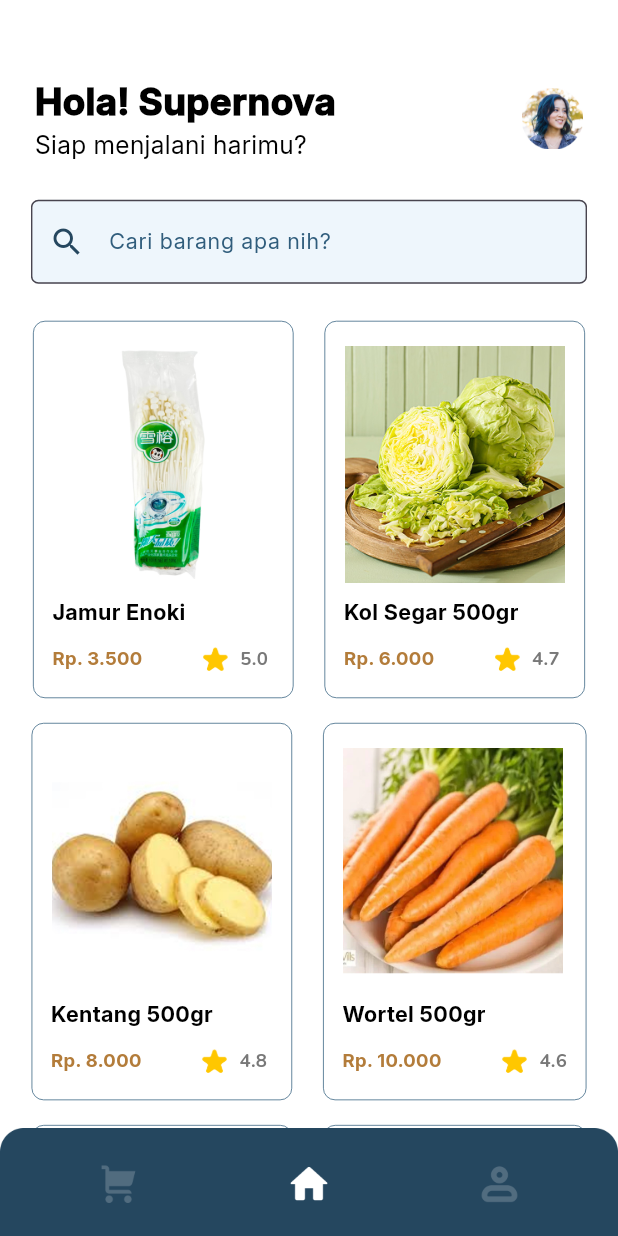
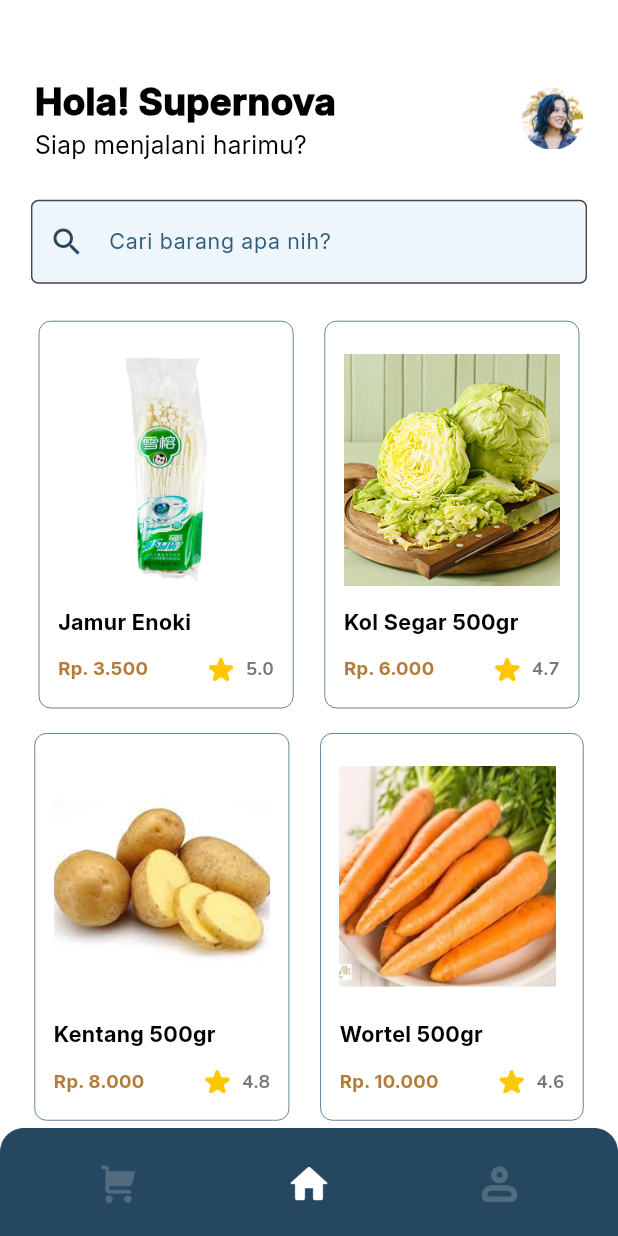
Before and after one commit to karehaa/basic-shop, a Flutter app: the ShopPage screen opened directly, on a phone screen of 412 x 824 dp. Run offline on Flutter 3.47's test engine with Material 3 defaults, Android fonts, the phone set to English and light mode, and no system bars.

Commit message:
Initialization Item Page

```diff
--- /dev/null
+++ b/lib/pages/shop/item_page.dart
@@ -0,0 +1,22 @@
+import 'package:basic_shop1/themes/color_pallete.dart';
+import 'package:flutter/material.dart';
+
+class ItemPage extends StatefulWidget {
+  const ItemPage({super.key});
+
+  @override
+  State<ItemPage> createState() => _ItemPageState();
+}
+
+class _ItemPageState extends State<ItemPage> {
+  @override
+  Widget build(BuildContext context) {
+    return const Scaffold(
+      backgroundColor: ColorPallete.white,
+      body: SafeArea(
+          child: Column(
+        children: [Text("data")],
+      )),
+    );
+  }
+}
--- a/lib/pages/shop/shop_page.dart
+++ b/lib/pages/shop/shop_page.dart
@@ -1,3 +1,4 @@
+import 'package:basic_shop1/pages/shop/item_page.dart';
 import 'package:basic_shop1/pages/widgets/item_box.dart';
 import 'package:basic_shop1/themes/color_pallete.dart';
 import 'package:flutter/material.dart';
@@ -133,6 +134,7 @@ class _ShopPageState extends State<ShopPage> {
                                 itemName: "Jamur Enoki",
                                 itemPrice: "Rp. 3.500",
                                 itemRating: "5.0",
+                                itemRoute: ItemPage(),
                               ),
                               SizedBox(
                                 width: itemSpacing,
@@ -142,6 +144,7 @@ class _ShopPageState extends State<ShopPage> {
                                 itemName: "Kol Segar 500gr",
                                 itemPrice: "Rp. 6.000",
                                 itemRating: "4.7",
+                                itemRoute: ItemPage(),
                               )
                             ],
                           ),
@@ -156,6 +159,7 @@ class _ShopPageState extends State<ShopPage> {
                                 itemName: "Kentang 500gr",
                                 itemPrice: "Rp. 8.000",
                                 itemRating: "4.8",
+                                itemRoute: ItemPage(),
                               ),
                               SizedBox(
                                 width: itemSpacing,
@@ -165,6 +169,7 @@ class _ShopPageState extends State<ShopPage> {
                                 itemName: "Wortel 500gr",
                                 itemPrice: "Rp. 10.000",
                                 itemRating: "4.6",
+                                itemRoute: ItemPage(),
                               )
                             ],
                           ),
@@ -179,6 +184,7 @@ class _ShopPageState extends State<ShopPage> {
                                 itemName: "Bumbu Sayur Sop",
                                 itemPrice: "Rp. 5.000",
                                 itemRating: "4.5",
+                                itemRoute: ItemPage(),
                               ),
                               SizedBox(
                                 width: itemSpacing,
@@ -188,6 +194,7 @@ class _ShopPageState extends State<ShopPage> {
                                 itemName: "Seledri 500gr",
                                 itemPrice: "Rp. 12.000",
                                 itemRating: "4.9",
+                                itemRoute: ItemPage(),
                               )
                             ],
                           )
--- a/lib/pages/widgets/item_box.dart
+++ b/lib/pages/widgets/item_box.dart
@@ -8,30 +8,36 @@ class ItemBox extends StatelessWidget {
     required this.itemName,
     required this.itemPrice,
     required this.itemRating,
+    required this.itemRoute,
   });
 
   final String itemImage;
   final String itemName;
   final String itemPrice;
   final String itemRating;
+  final Widget itemRoute;
 
   @override
   Widget build(BuildContext context) {
-    // Get the screen size
     final Size screenSize = MediaQuery.of(context).size;
     final double screenWidth = screenSize.width;
 
-    // Define responsive dimensions
-    final double paddingHorizontal = screenWidth * 0.03; // 3% of screen width
-    final double paddingVertical = screenWidth * 0.04; // 2% of screen width
-    final double itemNameFontSize = screenWidth * 0.035; // 3.5% of screen width
-    final double itemPriceFontSize = screenWidth * 0.03; // 3% of screen width
-    final double itemRatingFontSize = screenWidth * 0.03; // 3% of screen width
-    final double starIconSize = screenWidth * 0.04; // 4% of screen width
-    final double spacingSmall = screenWidth * 0.02; // 2% of screen width
-    final double spacingMedium = screenWidth * 0.03; // 4% of screen width
+    final double paddingHorizontal = screenWidth * 0.03;
+    final double paddingVertical = screenWidth * 0.04;
+    final double itemNameFontSize = screenWidth * 0.035;
+    final double itemPriceFontSize = screenWidth * 0.03;
+    final double itemRatingFontSize = screenWidth * 0.03;
+    final double starIconSize = screenWidth * 0.04;
+    final double spacingSmall = screenWidth * 0.02;
+    final double spacingMedium = screenWidth * 0.03;
 
-    return Container(
+    final double imageWidth = screenWidth * 0.35;
+    final double imageHeight = screenWidth * 0.40;
+
+    return GestureDetector(
+      onTap: () => Navigator.push(
+          context, MaterialPageRoute(builder: (context) => itemRoute)),
+      child: Container(
         padding: EdgeInsets.symmetric(
           horizontal: paddingHorizontal,
           vertical: paddingVertical,
@@ -50,8 +56,8 @@ class ItemBox extends StatelessWidget {
               alignment: Alignment.center,
               child: Image.asset(
                 itemImage,
-              width: 148,
-              height: 158,
+                width: imageWidth,
+                height: imageHeight,
               ),
             ),
             SizedBox(
@@ -82,7 +88,7 @@ class ItemBox extends StatelessWidget {
                   textAlign: TextAlign.left,
                 ),
                 SizedBox(
-                width: spacingMedium * 3.27, // Adjust spacing dynamically
+                  width: spacingMedium * 3.27,
                 ),
                 Image.asset(
                   'assets/image/star.jpg',
@@ -105,6 +111,7 @@ class ItemBox extends StatelessWidget {
             )
           ],
         ),
+      ),
     );
   }
 }
--- a/pubspec.yaml
+++ b/pubspec.yaml
@@ -71,7 +71,6 @@ flutter:
     - assets/image/jamur_enoki.jpg
     - assets/image/kentang.jpg
     - assets/image/kol.jpg
-    - assets/image/kol.png
     - assets/image/seledri.jpg
     - assets/image/wortel.jpg
     - assets/image/star.jpg
```
Also changed, not shown: assets/image/kol.png (deleted). Lines whose indentation alone changed are shown as unchanged.
